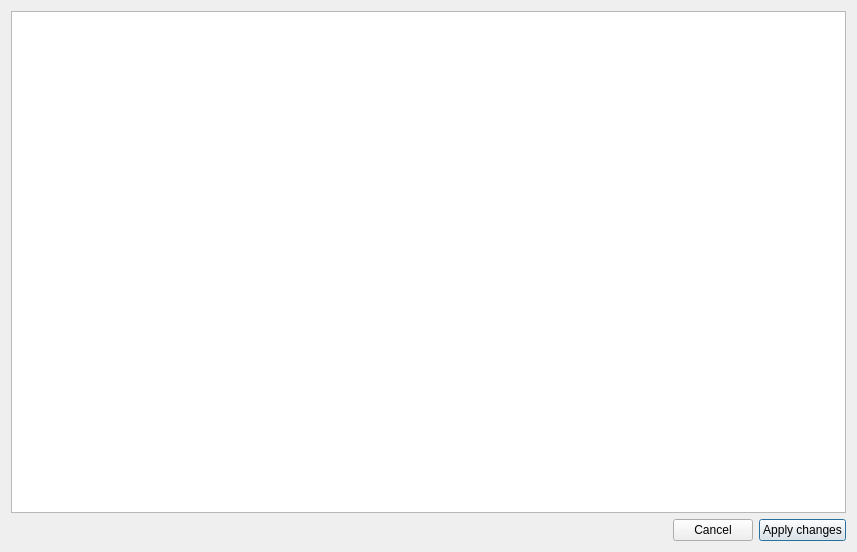
redmoon1945/gbp, file src/plaintexteditiondialog.ui: the form before one commit.
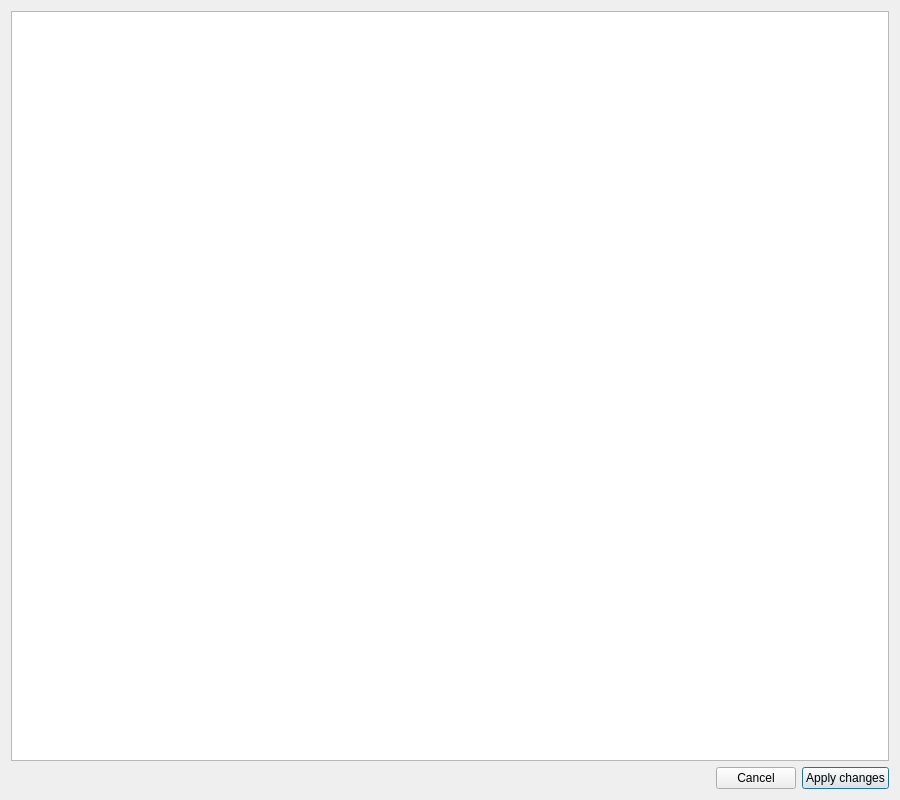
The form after the commit.

```diff
--- a/src/plaintexteditiondialog.ui
+++ b/src/plaintexteditiondialog.ui
@@ -6,8 +6,8 @@
    <rect>
     <x>0</x>
     <y>0</y>
-    <width>857</width>
-    <height>552</height>
+    <width>900</width>
+    <height>800</height>
    </rect>
   </property>
   <property name="windowTitle">
```
